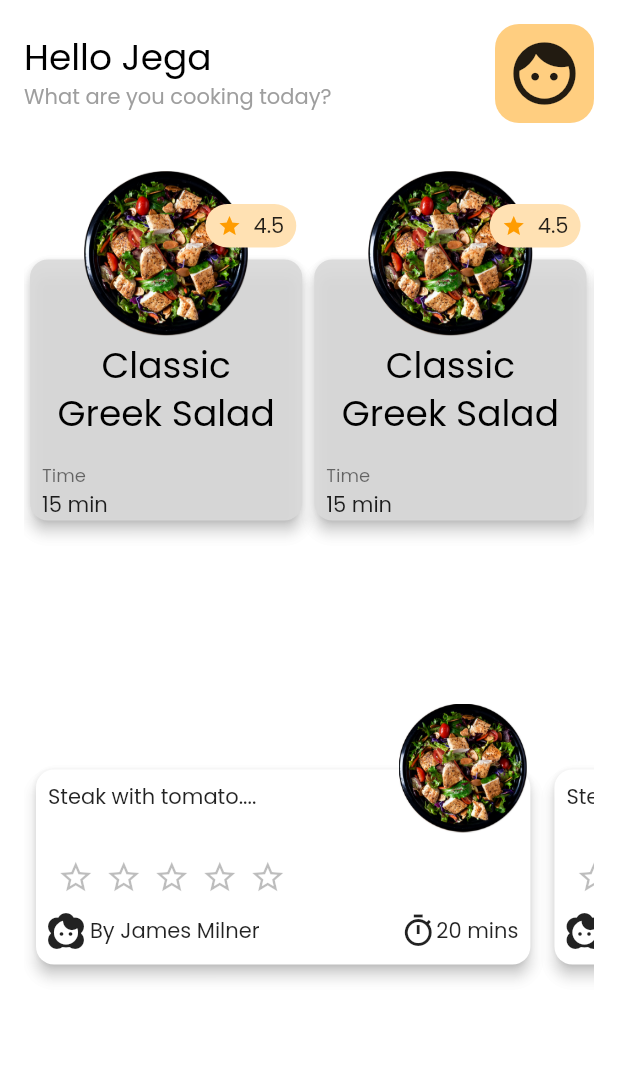
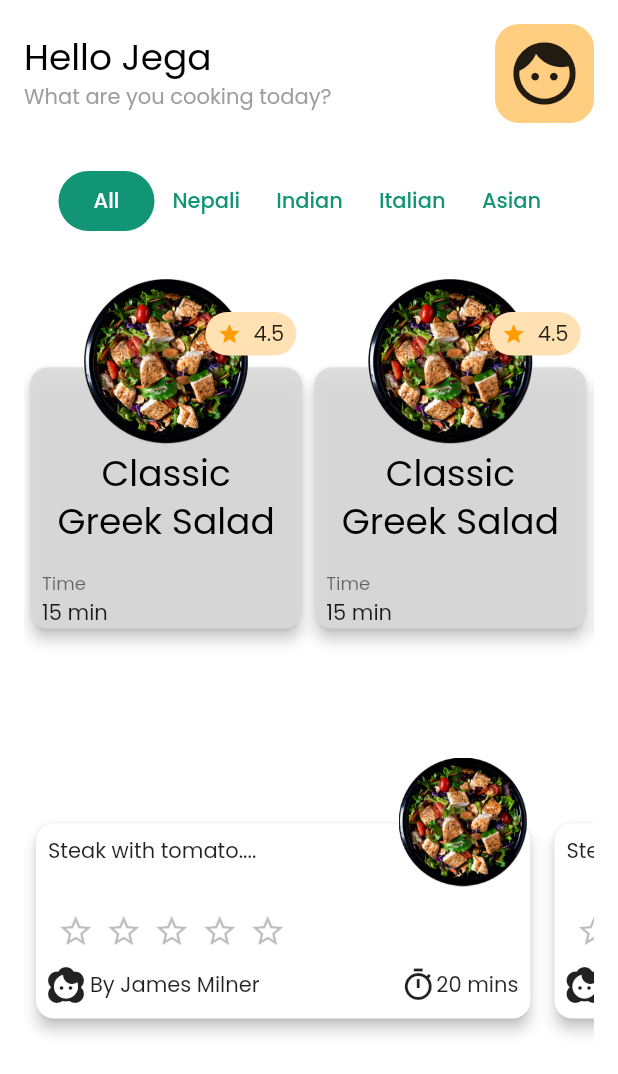
Before and after one commit to sujan6539/the_real_recipe, a Flutter app: the screen it shows after launch, on a phone screen of 412 x 824 dp. Shown: the top 1074 px of the screen. Run offline on Flutter 3.47's test engine with Material 2 defaults, Android fonts, the phone set to English and light mode, and no system bars; our stand-ins replace firebase_auth, google_fonts; accounts and stored records are empty.

Commit message:
added recipe origin.

```diff
--- a/lib/presentation/styles/dimens.dart
+++ b/lib/presentation/styles/dimens.dart
@@ -15,4 +15,5 @@ class Dimens {
   late final double dimens_24 = 24 * _scale;
   late final double hero_card_image_size = 110 * _scale;
   late final double review_card_image_size = 86 * _scale;
+  late final double origin_height = 31 * _scale;
 }
--- a/lib/presentation/ui/hero_card.dart
+++ b/lib/presentation/ui/hero_card.dart
@@ -10,7 +10,7 @@ class HeroCard extends StatelessWidget {
     var screenSize = MediaQuery.of(context).size;
     return Container(
       width: 0.46 * screenSize.width,
-      height: 0.4 * screenSize.height,
+      height: double.minPositive,
       child: Stack(
         alignment: Alignment.topCenter,
         children: [
--- /dev/null
+++ b/lib/presentation/ui/recipe_origin.dart
@@ -0,0 +1,43 @@
+import 'package:flutter/material.dart';
+import 'package:the_real_recipe/presentation/ui/selectable_button.dart';
+import '../styles/colors.dart';
+
+class RecipeOrigin extends StatefulWidget {
+  const RecipeOrigin({Key? key}) : super(key: key);
+
+  @override
+  State<RecipeOrigin> createState() => _RecipeOriginState();
+}
+
+class _RecipeOriginState extends State<RecipeOrigin> {
+  int selectedIndex = 0;
+  List<String> origins = [
+    'All',
+    'Nepali',
+    'Indian',
+    'Italian',
+    'Asian',
+    'Chinese'
+  ];
+
+
+  @override
+  Widget build(BuildContext context) {
+    return ListView.builder(
+      itemBuilder: (context, index) {
+        return Selectable_button(
+          isSelected: selectedIndex == index ? true : false,
+          title : origins[index],
+          onPressed: () {
+            setState(() {
+              selectedIndex = index;
+            });
+          },
+        );
+      },
+      itemCount: 5,
+      scrollDirection: Axis.horizontal,
+      shrinkWrap: true,
+    );
+  }
+}
--- a/lib/presentation/ui/review_card.dart
+++ b/lib/presentation/ui/review_card.dart
@@ -11,7 +11,7 @@ class ReviewCard extends StatelessWidget {
     var screenSize = MediaQuery.of(context).size;
     return SizedBox(
       width: screenSize.width * 0.8,
-      height: screenSize.height * 0.1,
+      height: double.minPositive,
       child: Stack(
         children: [
           Card(
--- /dev/null
+++ b/lib/presentation/ui/selectable_button.dart
@@ -0,0 +1,42 @@
+import 'package:flutter/material.dart';
+import 'package:the_real_recipe/presentation/styles/colors.dart';
+
+class Selectable_button extends StatefulWidget {
+  final bool isSelected;
+  final String title;
+  final VoidCallback onPressed;
+
+  const Selectable_button(
+      {Key? key, required this.isSelected, required this.title, required this.onPressed})
+      : super(key: key);
+
+  @override
+  State<Selectable_button> createState() => _Selectable_buttonState(isSelected);
+}
+
+class _Selectable_buttonState extends State<Selectable_button> {
+  bool isSelectedflag;
+
+
+  _Selectable_buttonState(this.isSelectedflag);
+
+  @override
+  Widget build(BuildContext context) {
+    return TextButton(
+      child: Text(
+       widget.title,
+        style: TextStyle(
+            color: widget.isSelected
+                ? AppColors.onPrimaryColor
+                : AppColors.primaryColor100),
+      ),
+      onPressed: widget.onPressed,
+      style: ButtonStyle(
+          backgroundColor: MaterialStateProperty.resolveWith((states) {
+        if (widget.isSelected) {
+          return AppColors.primaryColor100;
+        }
+      })),
+    );
+  }
+}
--- a/lib/screens/home_page.dart
+++ b/lib/screens/home_page.dart
@@ -2,6 +2,7 @@ import 'package:flutter/material.dart';
 import 'package:the_real_recipe/main.dart';
 import 'package:the_real_recipe/presentation/ui/hero_card.dart';
 import 'package:the_real_recipe/presentation/ui/rating_widget.dart';
+import 'package:the_real_recipe/presentation/ui/recipe_origin.dart';
 import 'package:the_real_recipe/presentation/ui/review_card.dart';
 
 import '../presentation/ui/home_greeting.dart';
@@ -15,11 +16,13 @@ class HomePage extends StatelessWidget {
       padding: EdgeInsets.all(MyApp.$style.dimens.dimens_16),
       child: Column(
         mainAxisSize: MainAxisSize.max,
-        mainAxisAlignment: MainAxisAlignment.spaceEvenly,
+        mainAxisAlignment: MainAxisAlignment.start,
         children: [
           const HomeGreeting(),
           Padding(padding: EdgeInsets.all(16.0),),
-          Flexible(
+          SizedBox(height: 40, child: RecipeOrigin()),
+          Padding(padding: EdgeInsets.all(16.0),),
+          Expanded(
             child: ListView.builder(
               itemBuilder: (buildContext, index) {
                 return HeroCard();
@@ -29,7 +32,7 @@ class HomePage extends StatelessWidget {
               shrinkWrap: true,
             ),
           ),
-          Expanded(child: ListView.builder(
+          Flexible(child: ListView.builder(
             itemBuilder: (buildContext, index) {
               return Padding(
                 padding: const EdgeInsets.all(8.0),
--- a/pubspec.yaml
+++ b/pubspec.yaml
@@ -32,6 +32,8 @@ dependencies:
     sdk: flutter
   firebase_auth: ^4.3.0
   google_fonts: ^4.0.3
+  flutter_riverpod: ^2.3.1
+  riverpod_annotation: ^2.0.1
 
 
   # The following adds the Cupertino Icons font to your application.
@@ -48,6 +50,9 @@ dev_dependencies:
   # package. See that file for information about deactivating specific lint
   # rules and activating additional ones.
   flutter_lints: ^2.0.0
+  build_runner: ^2.3.3
+  riverpod_generator: ^2.1.3
+  riverpod_lint: ^1.1.5
 
 # For information on the generic Dart part of this file, see the
 # following page: https://dart.dev/tools/pub/pubspec
```
Also changed, not shown: pubspec.lock.
